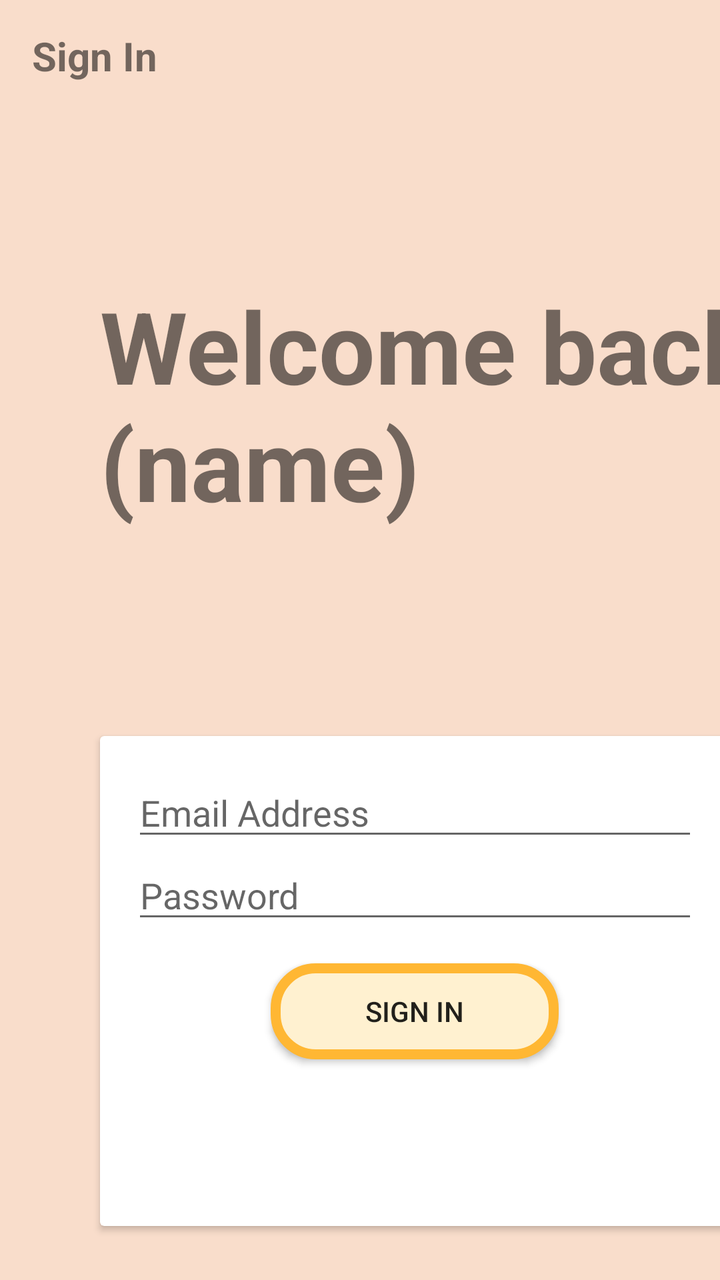
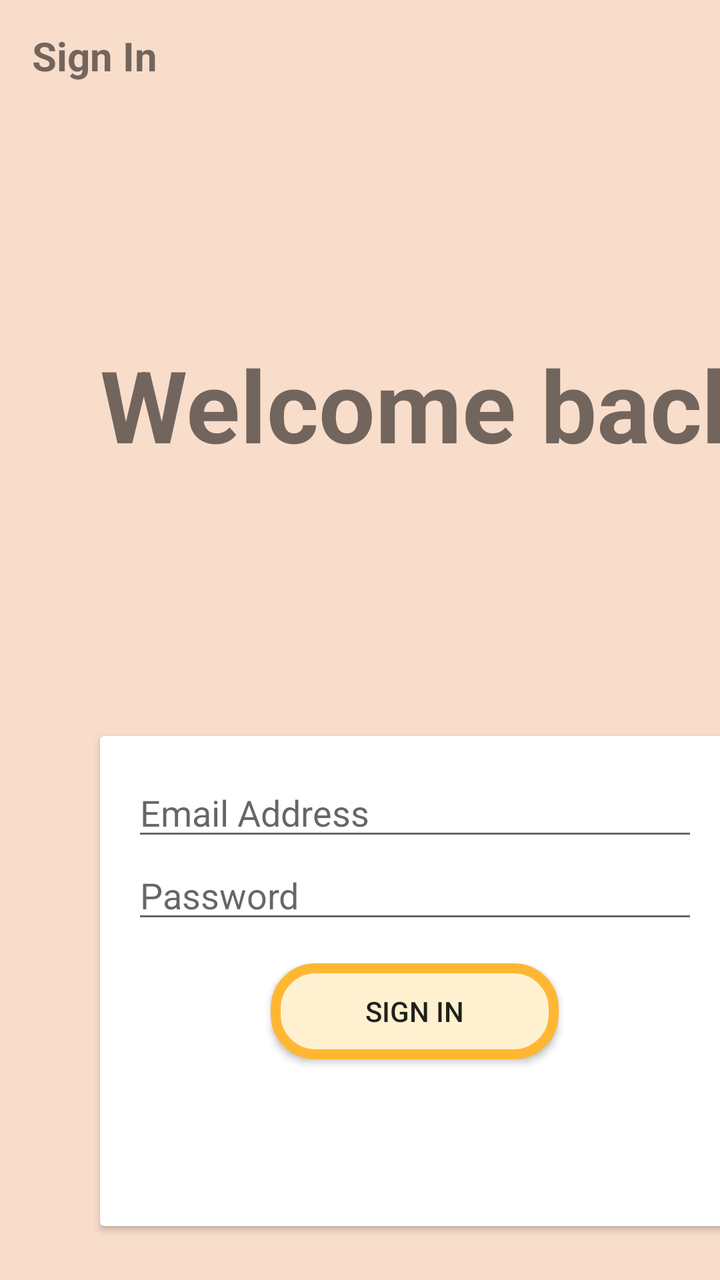

Before-and-after screenshots of an Android layout around one commit, followed by the original layout XML and the change that was made.
<!-- AndroidManifest.xml: application theme AppTheme -->
<!-- res/layout/activity_sign_in.xml -->
<?xml version="1.0" encoding="utf-8"?>
<LinearLayout xmlns:android="http://schemas.android.com/apk/res/android"
    xmlns:app="http://schemas.android.com/apk/res-auto"
    xmlns:tools="http://schemas.android.com/tools"
    android:layout_width="match_parent"
    android:layout_height="match_parent"
    android:background="@drawable/backgroundsplash"
    android:orientation="vertical"
    tools:context=".activities.SignUp">


    <androidx.appcompat.widget.Toolbar
        android:id="@+id/toolbar_signIn"
        android:layout_width="match_parent"
        android:layout_height="?attr/actionBarSize">

        <TextView
            android:id="@+id/signInTitle"
            android:layout_width="match_parent"
            android:layout_height="match_parent"
            android:gravity="center_vertical"
            android:text="Sign In"
            android:textStyle="bold"
            android:textSize="20sp" />
    </androidx.appcompat.widget.Toolbar>


    <LinearLayout
        android:layout_width="wrap_content"
        android:layout_height="659dp"
        android:layout_gravity="center"
        android:orientation="vertical">

        <TextView
            android:id="@+id/signInInfo"
            android:layout_width="342dp"
            android:layout_height="192dp"
            android:layout_marginStart="50dp"
            android:layout_marginTop="50dp"
            android:layout_marginEnd="100dp"
            android:gravity="center_vertical"
            android:text="Welcome back (name)"
            android:textSize="50sp"
            android:textStyle="bold" />

        <androidx.cardview.widget.CardView
            android:layout_width="315dp"
            android:layout_height="245dp"
            android:layout_marginStart="50dp"
            android:layout_marginTop="70dp"
            android:layout_marginEnd="100dp">

            <LinearLayout
                android:layout_width="match_parent"
                android:layout_height="match_parent"
                android:orientation="vertical"
                android:padding="16dp">

                <androidx.appcompat.widget.AppCompatEditText
                    android:id="@+id/emailSignUp"
                    android:layout_width="match_parent"
                    android:layout_height="wrap_content"
                    android:hint="Email Address" />

                <com.google.android.material.textfield.TextInputLayout
                    android:layout_width="match_parent"
                    android:layout_height="wrap_content"
                    android:layout_marginStart="50dp"
                    android:layout_marginEnd="16dp">

                </com.google.android.material.textfield.TextInputLayout>

                <androidx.appcompat.widget.AppCompatEditText
                    android:id="@+id/passwordSignUp"
                    android:layout_width="match_parent"
                    android:layout_height="wrap_content"
                    android:hint="Password" />

                <com.google.android.material.textfield.TextInputLayout
                    android:layout_width="match_parent"
                    android:layout_height="wrap_content"
                    android:layout_marginStart="50dp"
                    android:layout_marginEnd="16dp">

                </com.google.android.material.textfield.TextInputLayout>

                <androidx.appcompat.widget.AppCompatButton
                    android:id="@+id/signUpButton"
                    android:layout_width="144dp"
                    android:layout_height="wrap_content"
                    android:layout_gravity="center"
                    android:layout_marginStart="0dp"
                    android:layout_marginTop="15dp"
                    android:layout_marginEnd="0dp"
                    android:background="@drawable/other_rounded_button"
                    android:gravity="center"
                    android:text="Sign In" />

            </LinearLayout>
        </androidx.cardview.widget.CardView>
    </LinearLayout>
</LinearLayout>
<!-- resources referenced by this layout -->
<resources>
  <!-- drawable backgroundsplash: png bitmap (drawable, 5509 bytes) -->
  <!-- drawable other_rounded_button (drawable) -->
  <?xml version="1.0" encoding="utf-8"?>
  <shape xmlns:android="http://schemas.android.com/apk/res/android"
      android:shape = "rectangle">
  
      <solid
          android:color="#fff1d0" />
  
      <stroke android:color="#ffb733" android:width="5dp" />
  
      <corners
          android:radius="20dp" />
  
  </shape>
  <style name="AppTheme" parent="Theme.MaterialComponents.Light.NoActionBar">
          
          <item name="colorPrimary">@color/colorPrimary</item>
          <item name="colorPrimaryDark">@color/colorPrimaryDark</item>
          <item name="colorAccent">@color/colorAccent</item>
      </style>
  <color name="colorPrimary">#6200EE</color>
  <color name="colorPrimaryDark">#3700B3</color>
  <color name="colorAccent">#03DAC5</color>
</resources>

<!-- the commit's change to res/layout/activity_sign_in.xml (unified diff, before → after) -->
@@ -6,7 +6,7 @@
     android:layout_height="match_parent"
     android:background="@drawable/backgroundsplash"
     android:orientation="vertical"
-    tools:context=".activities.SignUp">
+    tools:context=".activities.SignUpActivity">
 
 
     <androidx.appcompat.widget.Toolbar
@@ -39,7 +39,7 @@
             android:layout_marginTop="50dp"
             android:layout_marginEnd="100dp"
             android:gravity="center_vertical"
-            android:text="Welcome back (name)"
+            android:text="Welcome back"
             android:textSize="50sp"
             android:textStyle="bold" />
 
@@ -57,10 +57,10 @@
                 android:padding="16dp">
 
                 <androidx.appcompat.widget.AppCompatEditText
-                    android:id="@+id/emailSignUp"
+                    android:id="@+id/emailEditSignIn"
                     android:layout_width="match_parent"
                     android:layout_height="wrap_content"
-                    android:hint="Email Address" />
+                    android:hint="@string/email_address" />
 
                 <com.google.android.material.textfield.TextInputLayout
                     android:layout_width="match_parent"
@@ -71,10 +71,11 @@
                 </com.google.android.material.textfield.TextInputLayout>
 
                 <androidx.appcompat.widget.AppCompatEditText
-                    android:id="@+id/passwordSignUp"
+                    android:id="@+id/passwordEditSignIn"
                     android:layout_width="match_parent"
                     android:layout_height="wrap_content"
-                    android:hint="Password" />
+                    android:inputType="textPassword"
+                    android:hint="@string/password" />
 
                 <com.google.android.material.textfield.TextInputLayout
                     android:layout_width="match_parent"
@@ -85,7 +86,7 @@
                 </com.google.android.material.textfield.TextInputLayout>
 
                 <androidx.appcompat.widget.AppCompatButton
-                    android:id="@+id/signUpButton"
+                    android:id="@+id/signInButton"
                     android:layout_width="144dp"
                     android:layout_height="wrap_content"
                     android:layout_gravity="center"
@@ -94,7 +95,7 @@
                     android:layout_marginEnd="0dp"
                     android:background="@drawable/other_rounded_button"
                     android:gravity="center"
-                    android:text="Sign In" />
+                    android:text="@string/sign_in_button" />
 
             </LinearLayout>
         </androidx.cardview.widget.CardView>
<!-- resource entries referenced after the edit -->
@@ -15,6 +15,9 @@
           android:radius="20dp" />
   
   </shape>
+  <string name="email_address">Email Address</string>
+  <string name="password">Password</string>
+  <string name="sign_in_button">Sign In</string>
   <style name="AppTheme" parent="Theme.MaterialComponents.Light.NoActionBar">
           
           <item name="colorPrimary">@color/colorPrimary</item>
